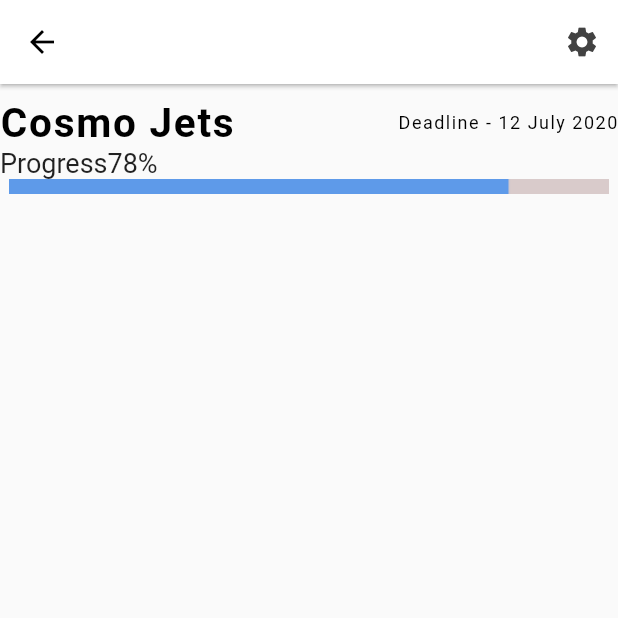
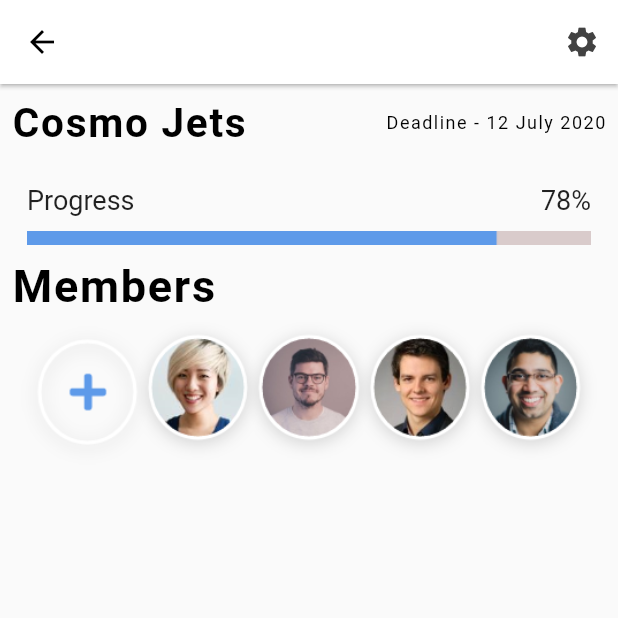
Before and after one commit to Kasweka1/Purweb-Agency, a Flutter app: the CosmoJet screen opened directly, on a phone screen of 412 x 824 dp, the top half of it. Run offline on Flutter 3.47's test engine with Material 2 defaults, Android fonts, the phone set to English and light mode, and no system bars.

Commit message:
added more features

```diff
--- a/lib/cosmo_jet.dart
+++ b/lib/cosmo_jet.dart
@@ -29,8 +29,11 @@ class _CosmoJetState extends State<CosmoJet> {
           )
         ],
       ),
-      body: Container(
+      body: Padding(
+        padding: const EdgeInsets.fromLTRB(8.0, 0, 8.0, 0),
+        child: Container(
           child: Column(
+            crossAxisAlignment: CrossAxisAlignment.start,
             children: <Widget>[
               SizedBox(height: 10),
               Row(
@@ -55,10 +58,14 @@ class _CosmoJetState extends State<CosmoJet> {
                   )
                 ],
               ),
+              SizedBox(height: 15),
               Container(
+                child: Padding(
+                  padding: const EdgeInsets.all(10.0),
                   child: Column(
                     children: <Widget>[
                       Row(
+                        mainAxisAlignment: MainAxisAlignment.spaceBetween,
                         children: <Widget>[
                           Text(
                             "Progress",
@@ -72,11 +79,29 @@ class _CosmoJetState extends State<CosmoJet> {
                               ))
                         ],
                       ),
+                      SizedBox(height: 10),
                       Image(image: AssetImage("assets/slider 5.png"))
                     ],
                   ),
-            )
+                ),
+              ),
+              Text(
+                "Members",
+                style: TextStyle(
+                  color: Colors.black,
+                  fontSize: 30,
+                  fontWeight: FontWeight.bold,
+                  letterSpacing: 1.15,
+                ),
+              ),
+              Container(
+                  child: Image(
+                image: AssetImage(
+                  "assets/avatars.png",
+                ),
+              ))
             ],
+          ),
         ),
       ),
     );
```
Also changed, not shown: assets/avatars.png (added). Lines whose indentation alone changed are shown as unchanged.
